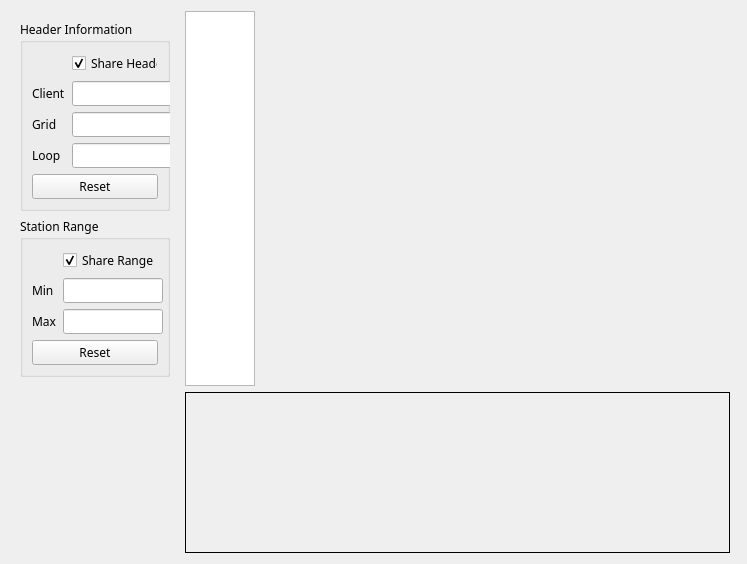
Above: src/qt_ui/pem_editor_widget.ui from Eric-Meunier/Processor-Suite before the change. Below: the same form after it.
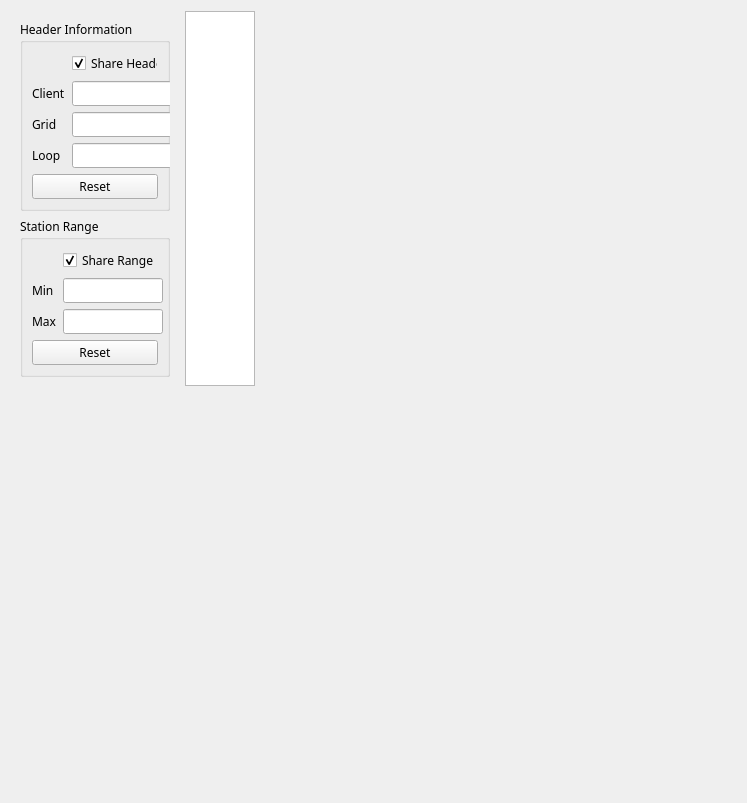
That is the form after the change.

Commit message: Station GPS can now be dragged in the PEMInfoWidget.

```diff
--- a/src/qt_ui/pem_editor_widget.ui
+++ b/src/qt_ui/pem_editor_widget.ui
@@ -349,8 +349,14 @@
        <verstretch>0</verstretch>
       </sizepolicy>
      </property>
+     <property name="minimumSize">
+      <size>
+       <width>0</width>
+       <height>400</height>
+      </size>
+     </property>
      <property name="frameShape">
-      <enum>QFrame::Box</enum>
+      <enum>QFrame::NoFrame</enum>
      </property>
     </widget>
    </item>
```
Left out of the diff: 3 changed lines with no effect on the pictures. The commit also changes 2 other files.
